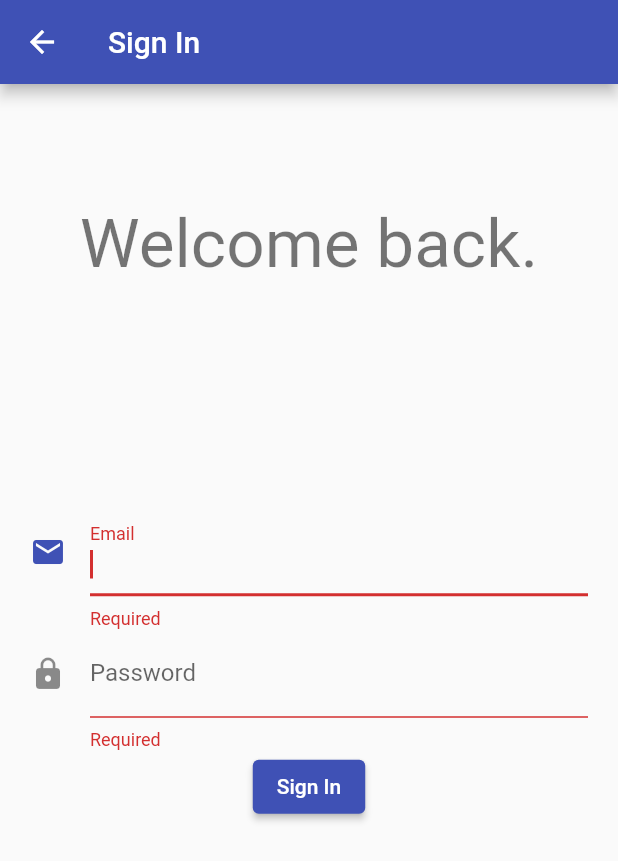
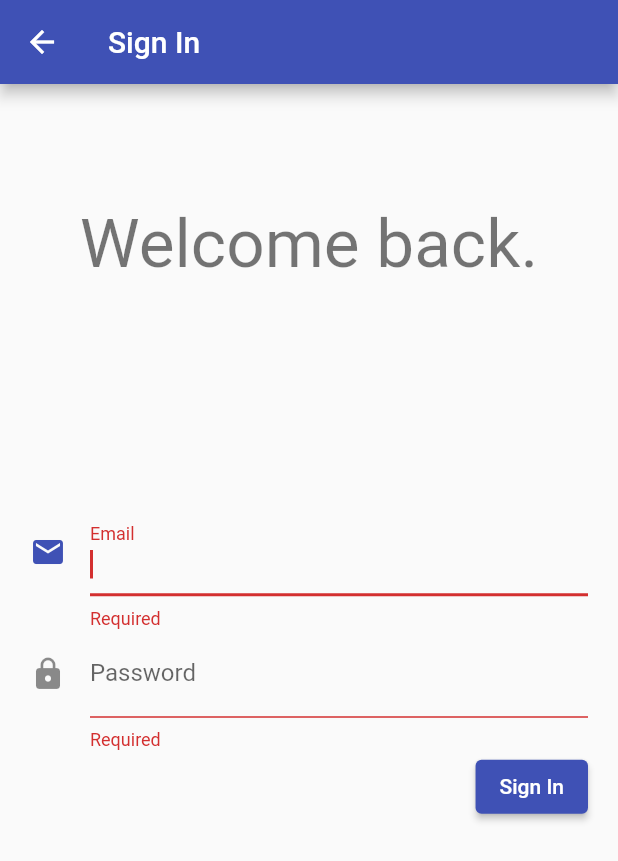
Before and after one commit to Cox-Andrew/cs261-cw, a Flutter app: the SignInScreen screen opened by its route, after a tap on "Sign In", on a phone screen of 412 x 824 dp. Shown: the top 861 px of the screen. Run offline on Flutter 3.47's test engine with Material 2 defaults, Android fonts, the phone set to English and light mode, and no system bars; missing offline and left inert: lipsum.

Commit message:
added mock auth

```diff
--- a/moodlysis_app/lib/screens/signin/signin.dart
+++ b/moodlysis_app/lib/screens/signin/signin.dart
@@ -1,4 +1,7 @@
+import 'dart:math';
 import 'package:flutter/material.dart';
+
+const Map<String, String> _testCredentials = {"a":"a"};
 
 class SignInScreen extends StatelessWidget {
   @override
@@ -39,58 +42,94 @@ class SignInFormState extends State<SignInForm> {
   // Create a global key that uniquely identifies the Form widget
   // and allows validation of the form.
   final _formKey = GlobalKey<FormState>();
+  Map<String, String> _formData = Map<String, String>();
+  FocusNode _focusNode = FocusNode();
+  final FocusNode _emailFocus = FocusNode();
 
-  void _signInAction() {
+  @override
+  Widget build(BuildContext context) {
+    _focusNode = FocusScope.of(context);
+
+    return Form(
+        key: _formKey,
+        child: Column(mainAxisSize: MainAxisSize.min, children: <Widget>[
+          _buildEmailField,
+          _buildPasswordField,
+          Align(
+            alignment: Alignment.centerRight,
+            child: ElevatedButton(
+              onPressed: _signIn,
+              child: Text('Sign In'),
+            ),
+          ),
+        ])
+    );
+  }
+
+  Widget get _buildEmailField {
+    return TextFormField(
+      decoration: const InputDecoration(
+          icon: Icon(Icons.email), labelText: "Email"),
+      keyboardType: TextInputType.emailAddress,
+      autofocus: true,
+      focusNode: _emailFocus,
+      onEditingComplete: () => _focusNode.nextFocus(),
+      onSaved: (String val) => _formData["email"] = val,
+      validator: (email) {
+        if (email.isEmpty) {
+          return 'Required';
+        }
+        return null;
+      },
+    );
+  }
+
+  Widget get _buildPasswordField {
+    return TextFormField(
+      obscureText: true,
+      decoration: const InputDecoration(
+        icon: Icon(Icons.lock),
+        labelText: "Password",
+      ),
+      onEditingComplete: _signIn,
+      onSaved: (String val) => _formData["password"] = val,
+      validator: (value) {
+        if (value.isEmpty) {
+          return 'Required';
+        }
+        return null;
+      },
+    );
+  }
+
+  void _signIn() {
     if (_formKey.currentState.validate()) {
+      _formKey.currentState.save();
+
+      int authToken = _authenticateUser(_formData["email"], _formData["password"]);
+      if (authToken == null) {
+        Scaffold.of(context)
+            .showSnackBar(SnackBar(content: Text("Invalid credentials"), backgroundColor: Theme.of(context).errorColor,));
+        _formKey.currentState.reset();
+        _formData.clear();
+        _emailFocus.requestFocus();
+        return;
+      }
+
       Scaffold.of(context)
-          .showSnackBar(SnackBar(content: Text('Processing Data')));
+          .showSnackBar(SnackBar(content: Text('Email: ${_formData["email"]}, Passwd: ${_formData["password"]}, Token: $authToken')));
+
       Future.delayed(Duration(milliseconds: 500), () {
         Navigator.pushNamedAndRemoveUntil(context, "/timeline", (r) => false);
       });
     }
   }
 
-  @override
-  Widget build(BuildContext context) {
-    final focusNode = FocusScope.of(context);
-
-    return Form(
-        key: _formKey,
-        child: Column(mainAxisSize: MainAxisSize.min, children: <Widget>[
-          TextFormField(
-            decoration: const InputDecoration(
-                icon: Icon(Icons.email), labelText: "Email"),
-            keyboardType: TextInputType.emailAddress,
-            autovalidateMode: AutovalidateMode.onUserInteraction,
-            autofocus: true,
-            onEditingComplete: () => focusNode.nextFocus(),
-            validator: (email) {
-              if (email.isEmpty) {
-                return 'Required';
-              }
-
-              return null;
-            },
-          ),
-          TextFormField(
-            obscureText: true,
-            decoration: const InputDecoration(
-              icon: Icon(Icons.lock),
-              labelText: "Password",
-            ),
-            autovalidateMode: AutovalidateMode.onUserInteraction,
-            onEditingComplete: _signInAction,
-            validator: (value) {
-              if (value.isEmpty) {
-                return 'Required';
-              }
-              return null;
-            },
-          ),
-          ElevatedButton(
-            onPressed: _signInAction,
-            child: Text('Sign In'),
-          ),
-        ]));
+  int _authenticateUser(String email, String password) {
+    //TODO: implement asynchronous login
+    if (_testCredentials.containsKey(email) && _testCredentials[email] == password) {
+      return Random().nextInt(10);
+    }
+    return null;
   }
 }
```
